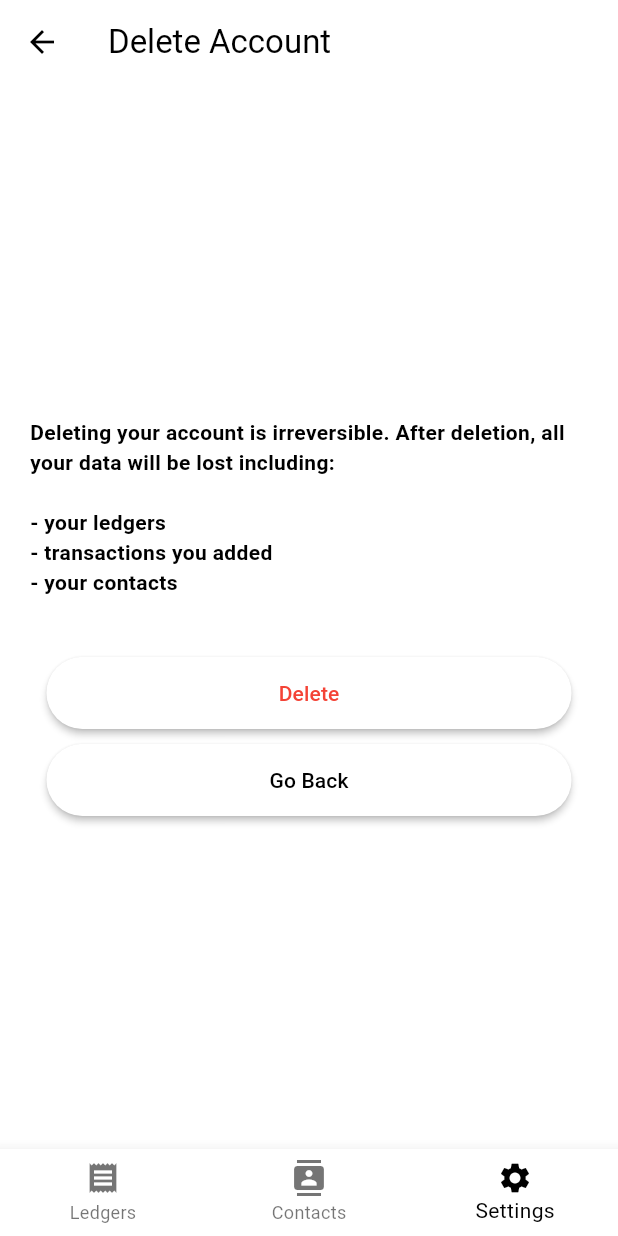
After one commit to johnstef99/shared_ledger, a Flutter app: the DeleteAccountView screen opened by its route, on a phone screen of 412 x 824 dp. The commit adds this screen. Run offline on Flutter 3.47's test engine with Material 3 defaults, Android fonts, the phone set to English and light mode, and no system bars; our stand-ins replace easy_localization, email_validator, freezed_annotation, get_it, go_router, supabase_flutter; missing offline and left inert: universal_html; accounts and stored records are empty.

Commit message:
feature: implement account deletion

```diff
--- a/assets/translations/el.json
+++ b/assets/translations/el.json
@@ -21,6 +21,7 @@
   "settings_view": {
     "appbar_title": "Ρυθμίσεις",
     "change_password_btn": "Αλλαγή Κωδικού",
+    "delete_account_btn": "Διαγραφή Λογαριασμού",
     "change_language_btn": "Αλλαγή Γλώσσας",
     "logout_btn": "Αποσύνδεση"
   },
@@ -30,6 +31,15 @@
     "confirm_password_label": "Επιβεβαίωση Κωδικού",
     "password_changed_msg": "Ο κωδικός άλλαξε με επιτυχία!",
     "submit_btn": "Αποθήκευση"
+  },
+  "delete_account_view": {
+    "appbar_title": "Διαγραφή Λογαριασμού",
+    "warning_msg": "Η διαγραφή του λογαριασμού σας είναι μη αναστρέψιμη. Μετά τη διαγραφή, όλα τα δεδομένα σας θα χαθούν, συμπεριλαμβανομένων:\n\n- των βιβλίων σας\n- των συναλλαγών που προσθέσατε\n- των επαφών σας",
+    "delete_btn": "Διαγραφή",
+    "go_back_btn": "Επιστροφή",
+    "confirm_delete_title": "Διαγραφή Λογαριασμού",
+    "confirm_delete_msg": "Είστε σίγουροι ότι θέλετε να διαγράψετε τον λογαριασμό σας;",
+    "cancel_btn": "Ακύρωση"
   },
   "transactions_view": {
     "no_transactions_msg": "Δεν βρέθηκαν συναλλαγές",
--- a/assets/translations/en.json
+++ b/assets/translations/en.json
@@ -21,6 +21,7 @@
   "settings_view": {
     "appbar_title": "Settings",
     "change_password_btn": "Change Password",
+    "delete_account_btn": "Delete Account",
     "change_language_btn": "Change Language",
     "logout_btn": "Logout"
   },
@@ -30,6 +31,15 @@
     "confirm_password_label": "Confirm Password",
     "password_changed_msg": "Password changed successfully!",
     "submit_btn": "Save"
+  },
+  "delete_account_view": {
+    "appbar_title": "Delete Account",
+    "warning_msg": "Deleting your account is irreversible. After deletion, all your data will be lost including:\n\n- your ledgers\n- transactions you added\n- your contacts",
+    "delete_btn": "Delete",
+    "go_back_btn": "Go Back",
+    "confirm_delete_title": "Delete Account",
+    "confirm_delete_msg": "Are you sure you want to delete your account?",
+    "cancel_btn": "Cancel"
   },
   "transactions_view": {
     "no_transactions_msg": "No transactions found",
--- a/lib/main.dart
+++ b/lib/main.dart
@@ -18,6 +18,7 @@ import 'package:shared_ledger/views/login/login_view.dart';
 import 'package:shared_ledger/services/auth_service.dart';
 import 'package:shared_ledger/supabase.dart';
 import 'package:shared_ledger/views/settings/change_password_view.dart';
+import 'package:shared_ledger/views/settings/delete_account_view.dart';
 import 'package:shared_ledger/views/settings/settings_view.dart';
 import 'package:shared_ledger/views/transactions/transactions_view.dart';
 import 'package:shared_ledger/views/transactions/transaction_create_or_edit/transaction_create_or_edit_view.dart';
@@ -263,6 +264,10 @@ GoRouter getDefaultRouter() => GoRouter(
                       path: '/change-password',
                       builder: (context, state) => const ChangePasswordView(),
                     ),
+                    GoRoute(
+                      path: '/delete-account',
+                      builder: (context, state) => const DeleteAccountView(),
+                    ),
                   ],
                 ),
               ],
--- a/lib/services/auth_service.dart
+++ b/lib/services/auth_service.dart
@@ -57,4 +57,10 @@ class AuthService {
       supa.UserAttributes(password: password),
     );
   }
+
+  Future<void> deleteAccount() async {
+    await _supabase.rpc('delete_user').then((_) async {
+      await _supabase.auth.signOut();
+    });
+  }
 }
--- /dev/null
+++ b/lib/views/settings/delete_account_view.dart
@@ -0,0 +1,107 @@
+import 'package:flutter/material.dart';
+import 'package:easy_localization/easy_localization.dart' as ez;
+import 'package:shared_ledger/app/locator.dart';
+import 'package:shared_ledger/app/theme.dart';
+import 'package:shared_ledger/services/auth_service.dart';
+import 'package:shared_ledger/views/settings/delete_account_viewmodel.dart';
+
+class DeleteAccountView extends StatefulWidget {
+  const DeleteAccountView({super.key});
+
+  @override
+  State<DeleteAccountView> createState() => _DeleteAccountViewState();
+}
+
+class _DeleteAccountViewState extends State<DeleteAccountView> {
+  static String tr(String key) => ez.tr('delete_account_view.$key');
+
+  late final DeleteAccountViewModel model;
+
+  @override
+  void initState() {
+    super.initState();
+    model = DeleteAccountViewModel(
+      authService: locator<AuthService>(),
+    );
+  }
+
+  @override
+  void dispose() {
+    model.dispose();
+    super.dispose();
+  }
+
+  @override
+  Widget build(BuildContext context) {
+    return Scaffold(
+      body: CustomScrollView(
+        slivers: [
+          SliverAppBar(
+            title: Text(tr('appbar_title')),
+          ),
+          SliverPadding(
+            padding:
+                const EdgeInsets.symmetric(horizontal: slPaddingHorizontal),
+            sliver: SliverFillRemaining(
+              child: Column(
+                mainAxisAlignment: MainAxisAlignment.center,
+                children: [
+                  Text(
+                    tr('warning_msg'),
+                    style: TextStyle(fontWeight: FontWeight.bold),
+                  ),
+                  SizedBox(height: 40),
+                  ElevatedButton(
+                    style:
+                        ElevatedButton.styleFrom(foregroundColor: Colors.red),
+                    onPressed: () {
+                      showDialog(
+                        context: context,
+                        builder: (context) => AlertDialog(
+                          title: Text(tr('confirm_delete_title')),
+                          content: Text(tr('confirm_delete_msg')),
+                          actions: [
+                            TextButton(
+                              onPressed: () => Navigator.pop(context),
+                              child: Text(tr('cancel_btn')),
+                            ),
+                            TextButton(
+                                style: TextButton.styleFrom(
+                                  foregroundColor: Colors.red,
+                                ),
+                                onPressed: () {
+                                  model.deleteAccount();
+                                  Navigator.pop(context);
+                                },
+                                child: Text(tr('delete_btn'))),
+                          ],
+                        ),
+                      );
+                    },
+                    child: ValueListenableBuilder(
+                        valueListenable: model.isDeletingAccount,
+                        builder: (context, isDeletingAccount, child) =>
+                            isDeletingAccount
+                                ? const SizedBox.square(
+                                    dimension: 30,
+                                    child: CircularProgressIndicator(
+                                      strokeWidth: 2,
+                                      color: Colors.red,
+                                    ),
+                                  )
+                                : Text(tr('delete_btn'))),
+                  ),
+                  SizedBox(height: 10),
+                  ElevatedButton(
+                    onPressed: () => Navigator.pop(context),
+                    child: Text(tr('go_back_btn')),
+                  ),
+                ],
+              ),
+            ),
+          ),
+        ],
+      ),
+    );
+  }
+}
--- /dev/null
+++ b/lib/views/settings/delete_account_viewmodel.dart
@@ -0,0 +1,22 @@
+import 'package:flutter/material.dart';
+import 'package:shared_ledger/services/auth_service.dart';
+
+class DeleteAccountViewModel {
+  final AuthService _authService;
+
+  DeleteAccountViewModel({required AuthService authService})
+      : _authService = authService;
+
+  final ValueNotifier<bool> isDeletingAccount = ValueNotifier(false);
+
+  void dispose() {
+    isDeletingAccount.dispose();
+  }
+
+  Future<void> deleteAccount() async {
+    isDeletingAccount.value = true;
+    await _authService.deleteAccount().whenComplete(() {
+      isDeletingAccount.value = false;
+    });
+  }
+}
--- a/lib/views/settings/settings_view.dart
+++ b/lib/views/settings/settings_view.dart
@@ -46,6 +46,11 @@ class _SettingsViewState extends State<SettingsView> {
                   builder: (context) => _ChangeLanguageBottomSheet(),
                 );
               },
+              trailing: const Icon(Icons.arrow_forward_ios),
+            ),
+            ListTile(
+              title: Text(tr('delete_account_btn')),
+              onTap: () => context.go('/settings/delete-account'),
               trailing: const Icon(Icons.arrow_forward_ios),
             ),
             ListTile(
```
